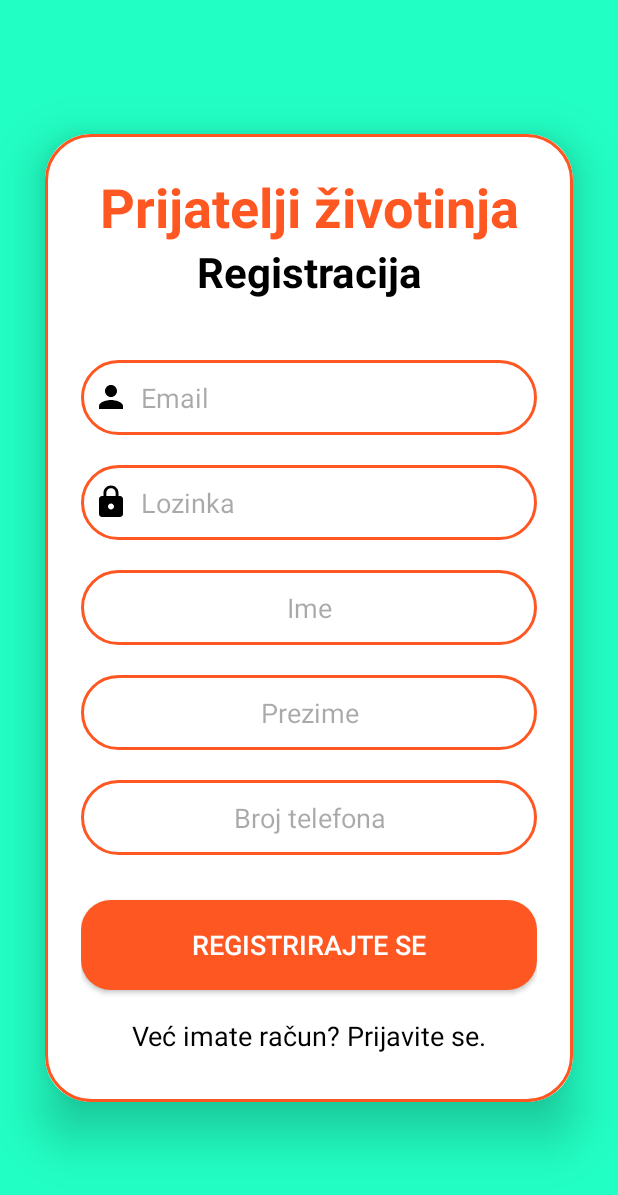
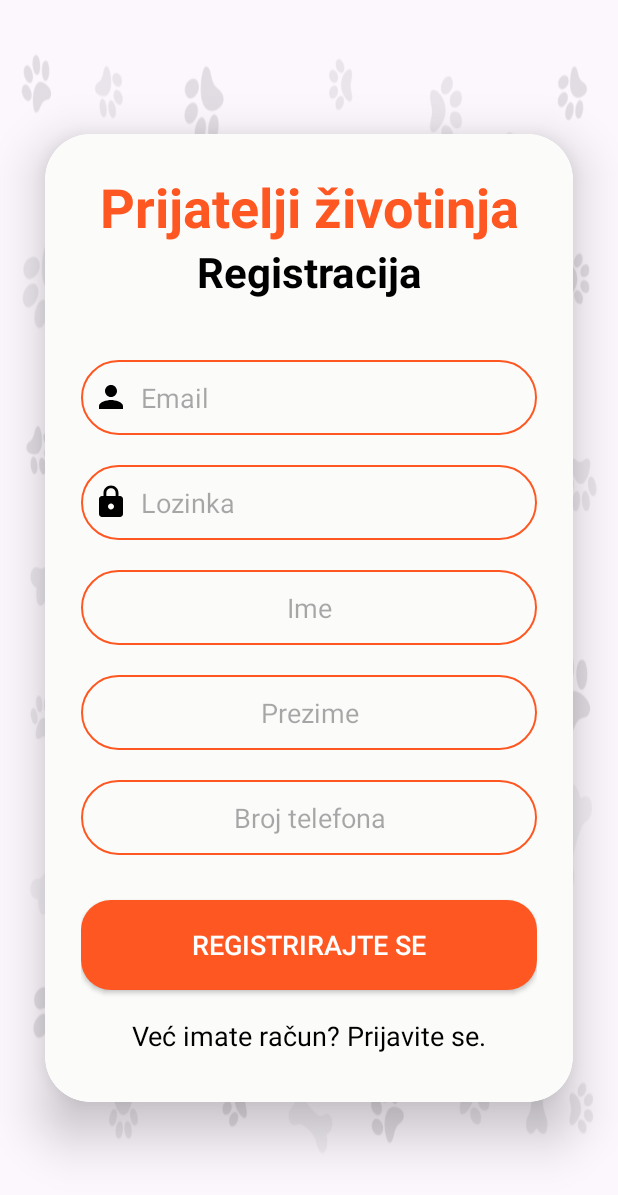
Before and after one commit to simunjelic/NRAMU_project, an Android app: the RegistrationActivity screen opened directly, with no data from a screen before it, on a phone screen of 412 x 824 dp. Shown: the top 1195 px of the screen. Run offline under Robolectric (Android 15) with nearby library versions, the phone set to English and light mode, and no system bars; our stand-ins replace Firebase (no records; nobody signed in at launch, a user with empty details on screens opened directly).

Commit message:
Redesign login, registration and post feed

```diff
--- a/app/src/main/res/drawable/registration_drawable.xml
+++ b/app/src/main/res/drawable/registration_drawable.xml
@@ -1,7 +1,7 @@
 <?xml version="1.0" encoding="utf-8"?>
 <shape xmlns:android="http://schemas.android.com/apk/res/android" android:shape="rectangle">
     <stroke
-        android:width="2dp"
+        android:width="1dp"
         android:color="@color/udomiOrange"/>
     <corners
         android:radius="30dp"/>
--- a/app/src/main/res/layout/activity_login.xml
+++ b/app/src/main/res/layout/activity_login.xml
@@ -7,7 +7,9 @@
     android:layout_height="match_parent"
     android:orientation="vertical"
     android:gravity="center"
-    android:background="@color/udomiTeal"
+    android:background="@drawable/paw2"
+    android:scaleType="fitXY"
+    android:tileMode="repeat"
     tools:context=".LoginActivity">
 
     <androidx.cardview.widget.CardView
@@ -23,6 +25,7 @@
             android:orientation="vertical"
             android:layout_gravity="center_horizontal"
             android:padding="24dp"
+            android:backgroundTint="#FBFCFA"
             android:background="@drawable/registration_drawable">
 
             <TextView
--- a/app/src/main/res/layout/activity_registration.xml
+++ b/app/src/main/res/layout/activity_registration.xml
@@ -7,7 +7,9 @@
     android:layout_height="match_parent"
     android:orientation="vertical"
     android:gravity="center"
-    android:background="@color/udomiTeal"
+    android:background="@drawable/paw2"
+    android:scaleType="fitXY"
+    android:tileMode="repeat"
     tools:context=".RegistrationActivity">
 
     <androidx.cardview.widget.CardView
@@ -23,6 +25,7 @@
             android:orientation="vertical"
             android:layout_gravity="center_horizontal"
             android:padding="24dp"
+            android:backgroundTint="#FBFCFA"
             android:background="@drawable/registration_drawable">
 
             <TextView
```
Also changed, not shown: app/src/main/res/layout/fragment_posts.xml (+11 -0 lines), app/src/main/res/layout/post_item_list_view.xml (+34 -7 lines), app/src/main/res/drawable/paw2.png (added).
